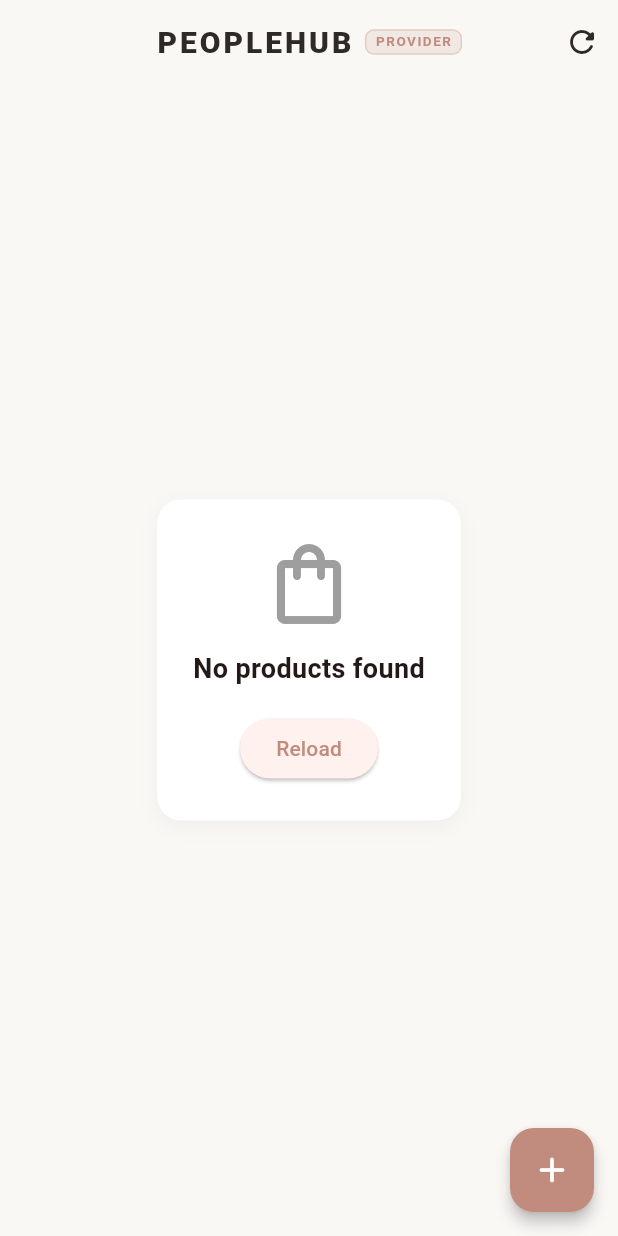
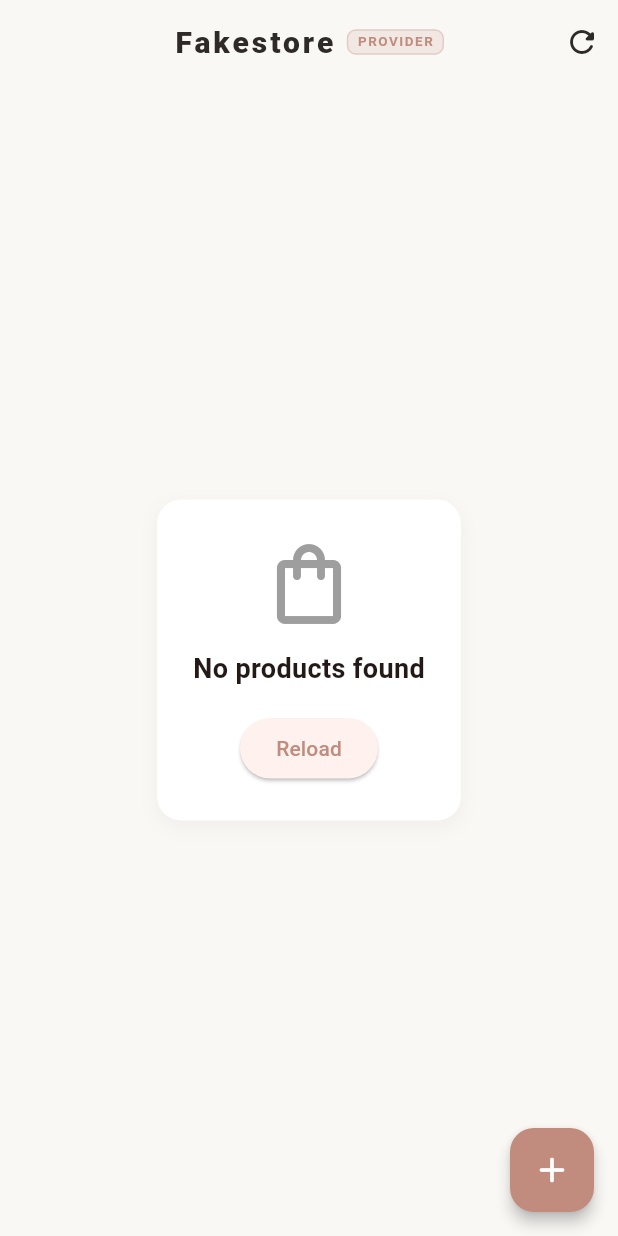
Before and after one commit to abrahamopm/flutter_http_provider, a Flutter app: the screen it shows after launch, on a phone screen of 412 x 824 dp. Run offline on Flutter 3.47's test engine with Material 3 defaults, Android fonts, the phone set to English and light mode, and no system bars.

```diff
--- a/lib/products/screens/home_screen.dart
+++ b/lib/products/screens/home_screen.dart
@@ -15,7 +15,7 @@ class HomeScreen extends StatelessWidget {
           mainAxisSize: MainAxisSize.min,
           children: [
             const Text(
-              'PEOPLEHUB',
+              'Fakestore',
               style: TextStyle(
                 fontWeight: FontWeight.w900,
                 letterSpacing: 2.0,
```
Also changed, not shown: 10 other files.
